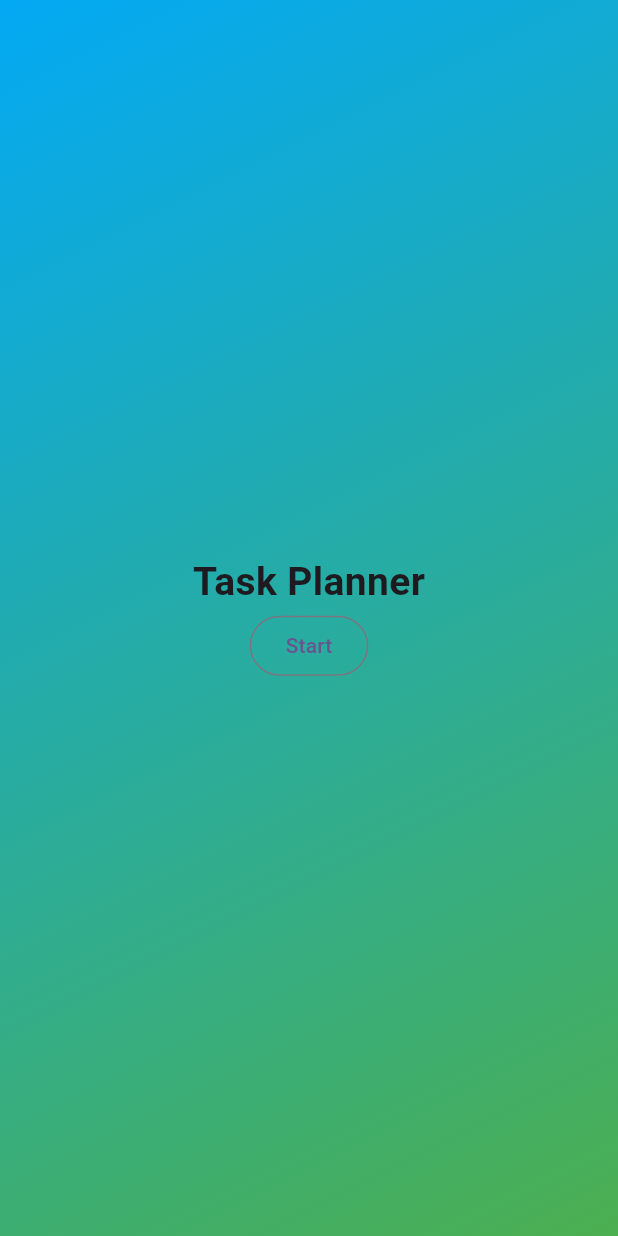
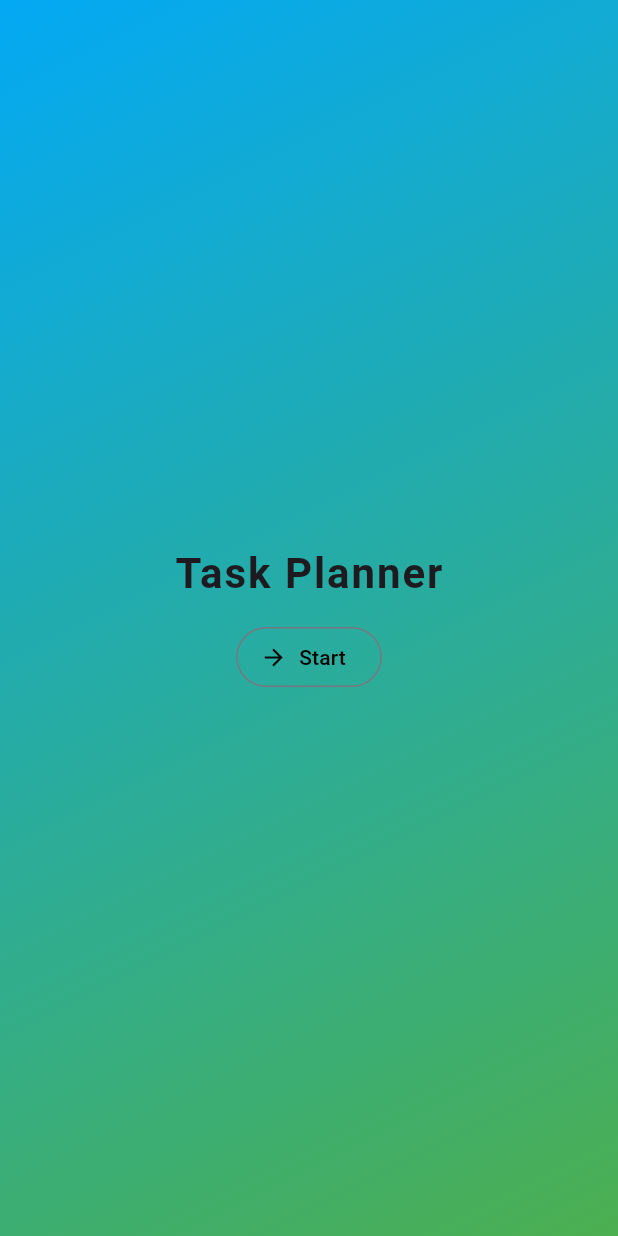
Before and after one commit to adogbeji/FlutterTaskPlanner2, a Flutter app: the screen it shows after launch, on a phone screen of 412 x 824 dp. Run offline on Flutter 3.47's test engine with Material 3 defaults, Android fonts, the phone set to English and light mode, and no system bars.

Commit message:
Add more styling for start screen & initialise variables in task screen

```diff
--- a/lib/views/screens/start_screen.dart
+++ b/lib/views/screens/start_screen.dart
@@ -21,14 +21,29 @@ class StartScreen extends StatelessWidget {
             // mainAxisAlignment: MainAxisAlignment.center,
             mainAxisSize: MainAxisSize.min,
             children: [
-                const Text('Task Planner', style: TextStyle(
-                  fontSize: 26,
+              const Text(
+                'Task Planner',
+                style: TextStyle(
+                  fontSize: 28,
                   fontWeight: FontWeight.bold,
-                ),),
+                  letterSpacing: 1.3,
+                ),
+              ),
 
-                OutlinedButton(
+              const SizedBox(height: 12,),
+
+              OutlinedButton.icon(
                 onPressed: () {},
-                  child: const Text('Start'),
+                icon: const Icon(
+                  Icons.arrow_forward,
+                  color: Colors.black,
+                ),
+                label: const Text(
+                  'Start',
+                  style: TextStyle(
+                    color: Colors.black,
+                  ),
+                ),
               ),
             ],
           ),
--- a/lib/views/screens/tasks_screen.dart
+++ b/lib/views/screens/tasks_screen.dart
@@ -1,7 +1,13 @@
 import 'package:flutter/material.dart';
 
+import 'package:task_planner_2/models/task.dart';
+
 class TasksScreen extends StatefulWidget {
-  const TasksScreen({super.key});
+  const TasksScreen({super.key, required this.tasks, required this.onAddTask, required this.onRemoveTask});
+
+  final List<Task> tasks;
+  final void Function(Task task) onAddTask;
+  final void Function(Task task) onRemoveTask;
 
   @override
   State<TasksScreen> createState() => _TasksScreenState();
```
Lines whose indentation alone changed are shown as unchanged.
